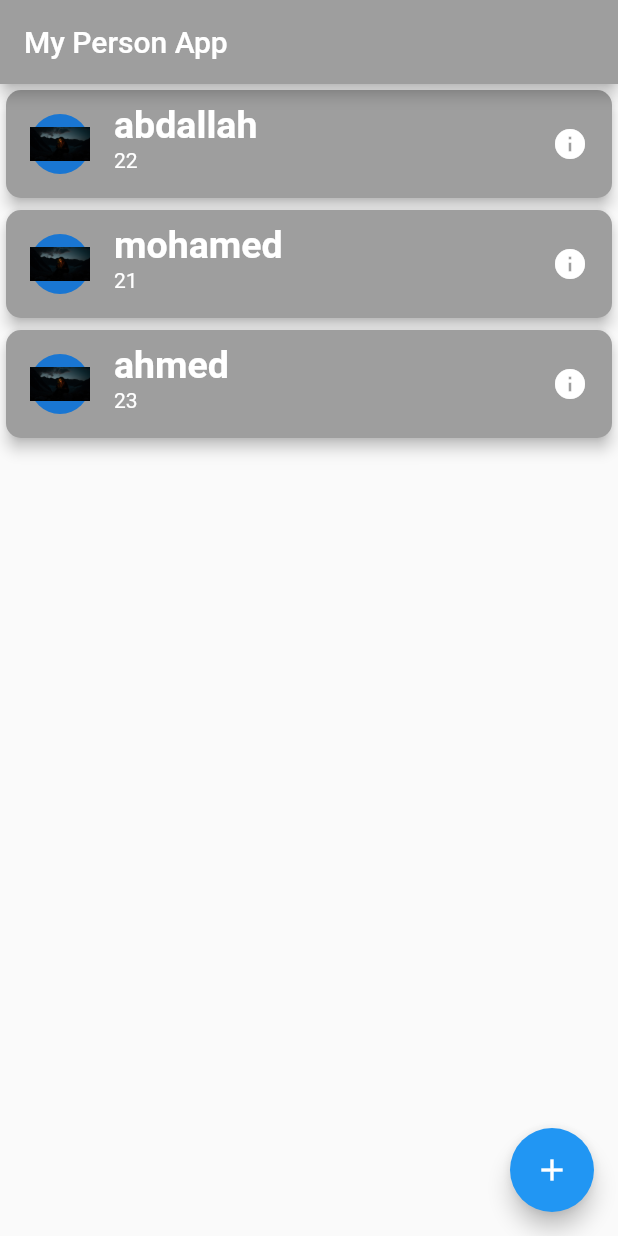
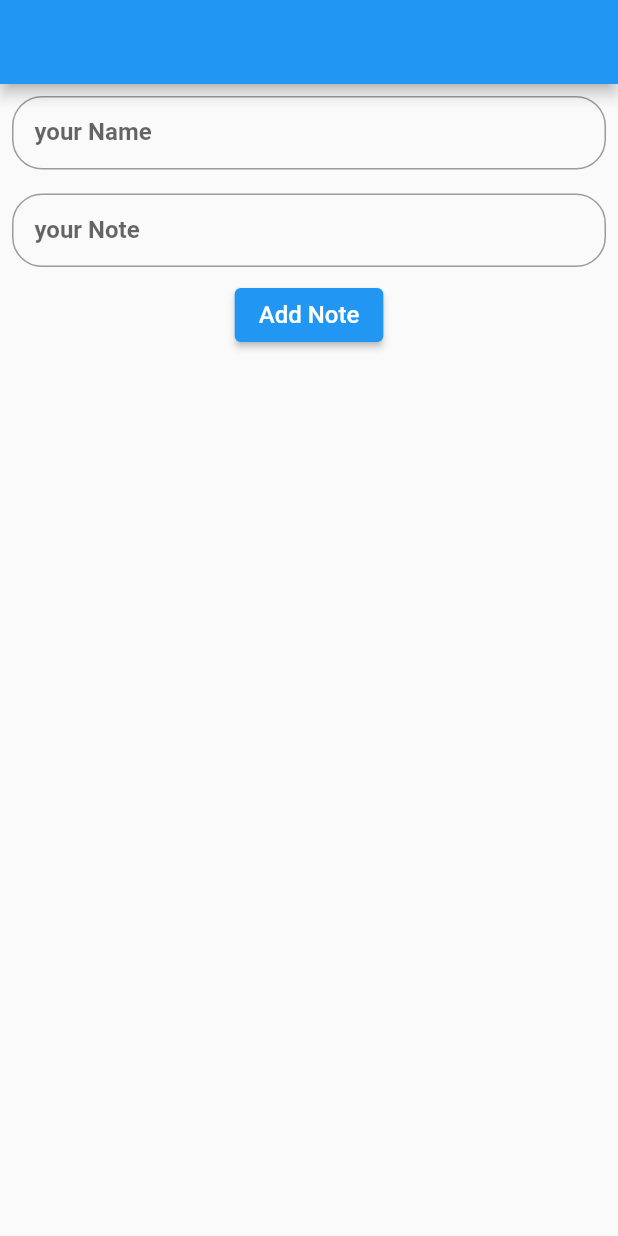
Before and after one commit to Abdallah-Abdalmonem/sqflite_app, a Flutter app: the screen it shows after launch, on a phone screen of 412 x 824 dp. Run offline on Flutter 3.47's test engine with Material 2 defaults, Android fonts, the phone set to English and light mode, and no system bars; our stand-ins replace sqflite; accounts and stored records are empty.

Commit message:
sqflite_flutter

```diff
--- a/lib/main.dart
+++ b/lib/main.dart
@@ -1,22 +1,17 @@
 import 'package:flutter/material.dart';
-import 'package:sqlite_flutter/screens/person_list.dart';
+import 'package:sqlite_flutter/view/screens/home_screen.dart';
 
-void main() {
-  runApp(const MyApp());
+void main() async {
+  WidgetsFlutterBinding.ensureInitialized();
+
+  runApp(MyApp());
 }
 
 class MyApp extends StatelessWidget {
-  const MyApp({super.key});
-
-  // This widget is the root of your application.
   @override
   Widget build(BuildContext context) {
     return MaterialApp(
-      title: 'Flutter Demo',
-      theme: ThemeData(
-        primarySwatch: Colors.blue,
-      ),
-      home: PersonList(),
+      home: HomeScreen(),
     );
   }
 }
--- a/lib/models/person.dart
+++ /dev/null
@@ -1,23 +0,0 @@
-class Person {
-  final int id;
-  final String name;
-  final int age;
-
-  Person({required this.id, required this.name, required this.age});
-
-  factory Person.getNewEmpty() {
-    return Person(
-      id: 0,
-      name: '',
-      age: 0,
-    );
-  }
-
-  factory Person.fromMap(Map<String, dynamic> map) {
-    return Person(
-      id: map['id'] ?? 0,
-      name: map['name'] ?? '',
-      age: map['age'] ?? 0,
-    );
-  }
-}
--- a/lib/screens/person_list.dart
+++ /dev/null
@@ -1,98 +0,0 @@
-import 'package:flutter/material.dart';
-import 'package:sqlite_flutter/models/person.dart';
-import 'package:sqlite_flutter/screens/person_details.dart';
-
-class PersonList extends StatefulWidget {
-  @override
-  State<PersonList> createState() => _MyWidgetState();
-}
-
-List<Person>? personList;
-
-class _MyWidgetState extends State<PersonList> {
-  int count = 0;
-
-  void updateListView() {
-    personList = [];
-    personList?.add(Person(id: 1, name: 'abdallah', age: 22));
-    personList?.add(Person(id: 2, name: 'mohamed', age: 21));
-    personList?.add(Person(id: 3, name: 'ahmed', age: 23));
-  }
-
-  @override
-  Widget build(BuildContext context) {
-    if (personList == null) {
-      updateListView();
-    }
-
-    return Scaffold(
-      appBar: AppBar(
-        title: const Text('My Person App'),
-        backgroundColor: Colors.grey,
-      ),
-      body: getNoteListView(),
-      floatingActionButton: FloatingActionButton(
-        child: const Icon(Icons.add),
-        onPressed: () {
-          NavigatorToDetail(Person.getNewEmpty());
-        },
-      ),
-    );
-  }
-
-  void NavigatorToDetail(Person person) async {
-    bool result = await Navigator.push(context, MaterialPageRoute(
-      builder: (context) {
-        return PersonDetails(person: person);
-      },
-    ));
-    if (result == true) {
-      updateListView();
-    } else {
-      const Text('No Notes to Show');
-    }
-  }
-
-  ListView getNoteListView() {
-    return ListView.builder(
-      itemCount: personList!.length,
-      itemBuilder: (context, index) {
-        return Card(
-          shape: RoundedRectangleBorder(
-            borderRadius: BorderRadius.circular(10.0),
-          ),
-          color: Colors.grey,
-          elevation: 4.0,
-          child: ListTile(
-            leading: CircleAvatar(
-              child: Image.asset('assets/photo.jpg'),
-            ),
-            title: Text(
-              personList![index].name,
-              style: const TextStyle(
-                color: Colors.white,
-                fontWeight: FontWeight.bold,
-                fontSize: 25.0,
-              ),
-            ),
-            subtitle: Text(
-              personList![index].age.toString(),
-              style: const TextStyle(
-                color: Colors.white,
-              ),
-            ),
-            trailing: GestureDetector(
-              child: const Icon(
-                Icons.info,
-                color: Colors.white,
-              ),
-              onTap: () {
-                NavigatorToDetail(personList![index]);
-              },
-            ),
-          ),
-        );
-      },
-    );
-  }
-}
--- /dev/null
+++ b/lib/sqflite.dart
@@ -0,0 +1,66 @@
+import 'package:path/path.dart';
+import 'package:sqflite/sqflite.dart';
+
+class SqlDb {
+  static Database? _db;
+
+  Future<Database?> get getInstance async {
+    if (_db == null) {
+      _db = await initalDb();
+      return _db;
+    } else {
+      return _db;
+    }
+  }
+
+  initalDb() async {
+    String databasepath = await getDatabasesPath();
+    String path = join(databasepath, 'todo.db');
+    Database mydb = await openDatabase(path,
+        onCreate: _onCreate, version: 1, onUpgrade: _onUpgrade);
+    return mydb;
+  }
+
+  _onUpgrade(Database db, int oldversion, int newversion) {
+    print('Database is upgraded!!!');
+  }
+
+  _onCreate(Database db, int version) async {
+    await db.execute('''
+  CREATE TABLE "tasks"(id INTEGER NOT NULL PRIMARY KEY ,
+                    Name TEXT NOT NULL , Notes TEXT NOT NULL
+  )
+  ''');
+    insertData(name: 'Name', note: 'note');
+    print('Database is created!!!');
+  }
+
+  readData() async {
+    Database? mydb = await getInstance;
+    List<Map> response = await mydb!.rawQuery('SELECT * FROM "tasks"');
+    return response;
+  }
+
+  insertData({required String name, required String note}) async {
+    Database? mydb = await getInstance;
+    int response = await mydb!.rawInsert('''
+  INSERT INTO tasks(Name, Notes) VALUES("$name", "$note")
+  ''');
+    return response;
+  }
+
+  updateData({String? name, String? notes, required int id}) async {
+    Database? mydb = await getInstance;
+    int response = await mydb!.rawUpdate(
+        'UPDATE tasks SET Name = ?, Notes = ? WHERE id = ?',
+        ['$name', '$notes', '$id']);
+    return response;
+  }
+
+  deleteData({required int id}) async {
+    Database? mydb = await getInstance;
+    int response = await mydb!.rawDelete('DELETE FROM "tasks" WHERE id = $id');
+    print('the item number $id is deleted');
+    return response;
+  }
+}
--- /dev/null
+++ b/lib/view/screens/home_screen.dart
@@ -0,0 +1,98 @@
+import 'package:flutter/material.dart';
+
+import '../../sqflite.dart';
+import '../widgets/custom_text_filed.dart';
+import '../widgets/noteItem.dart';
+
+class HomeScreen extends StatefulWidget {
+  @override
+  State<HomeScreen> createState() => _HomeScreenState();
+}
+
+class _HomeScreenState extends State<HomeScreen> {
+  SqlDb sqlDb = SqlDb();
+
+  List nameList = [];
+  List noteList = [];
+  List idList = [];
+  var nameController = TextEditingController();
+
+  var noteController = TextEditingController();
+  @override
+  void initState() {
+    super.initState();
+    setState(() {
+      getTasks();
+    });
+  }
+
+  getTasks() async {
+    nameList = [];
+    noteList = [];
+    idList = [];
+    List response = await sqlDb.readData();
+
+    for (int i = 1; i < response.length; i++) {
+      nameList.add(response[i]['Name']);
+      noteList.add(response[i]['Notes']);
+      idList.add(response[i]['id']);
+    }
+    print(response);
+    setState(() {});
+    return;
+  }
+
+  @override
+  Widget build(BuildContext context) {
+    return Scaffold(
+      appBar: AppBar(),
+      body: Column(
+        children: [
+          Expanded(
+            child: SingleChildScrollView(
+              child: Column(
+                children: [
+                  customTextFiled(
+                      controller: nameController,
+                      label: 'your Name',
+                      padding: 20),
+                  customTextFiled(
+                      controller: noteController,
+                      label: 'your Note',
+                      padding: 20),
+                  ElevatedButton(
+                      onPressed: () async {
+                        int response = await sqlDb.insertData(
+                            name: nameController.text,
+                            note: noteController.text);
+                        nameController.text = '';
+                        noteController.text = '';
+                        await getTasks();
+                      },
+                      child: const Text(
+                        'Add Note',
+                        style: TextStyle(fontSize: 16),
+                      )),
+                ],
+              ),
+            ),
+          ),
+          Expanded(
+            flex: 2,
+            child: ListView.builder(
+              itemBuilder: (context, index) {
+                return noteItem(
+                    name: nameList[index],
+                    note: noteList[index],
+                    id: idList[index],
+                    sqlDb: sqlDb,
+                    getTasks: () => getTasks());
+              },
+              itemCount: idList.length,
+            ),
+          )
+        ],
+      ),
+    );
+  }
+}
--- /dev/null
+++ b/lib/view/widgets/custom_text_filed.dart
@@ -0,0 +1,21 @@
+import 'package:flutter/material.dart';
+
+Widget customTextFiled(
+    {TextEditingController? controller,
+    String? label = 'input',
+    double padding = 8}) {
+  return Padding(
+    padding: EdgeInsets.all(8),
+    child: TextField(
+      decoration: InputDecoration(
+        border:
+            OutlineInputBorder(borderRadius: BorderRadius.circular(padding)),
+        contentPadding: const EdgeInsets.all(15),
+        label: Text(label!),
+      ),
+      controller: controller,
+      style: const TextStyle(color: Colors.black, fontWeight: FontWeight.bold),
+      textCapitalization: TextCapitalization.sentences,
+    ),
+  );
+}
```
Also changed, not shown: lib/lite_db.dart (deleted, +0 -71 lines), lib/screens/person_details.dart (deleted, +0 -21 lines), lib/view/widgets/noteItem.dart (added, +64 -0 lines).
